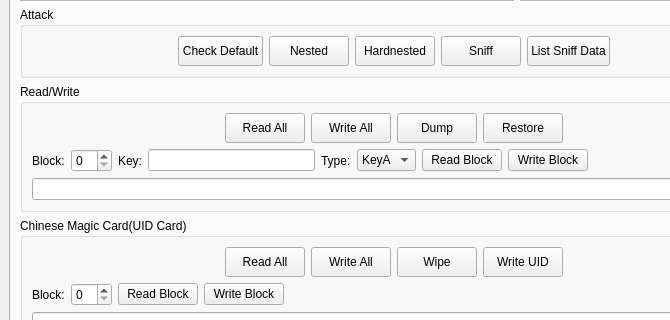
First picture: the form in mainwindow.ui, repository wh201906/Proxmark3GUI, before the edit; both pictures show x 0 to 670 and y 305 to 625 of the 787 by 770 pixel window.
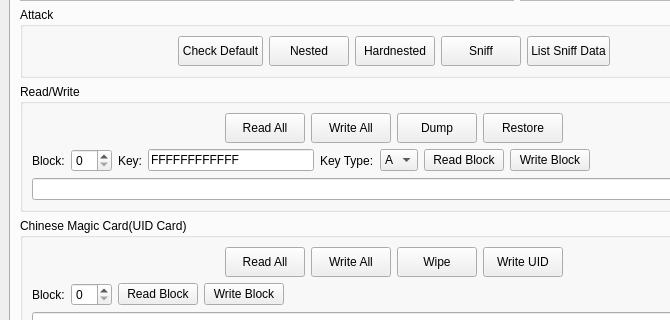
Second picture: the form after the edit.

Commit message: Add MF_ReadBlock/WriteBlock function

Patch:
```diff
--- a/mainwindow.ui
+++ b/mainwindow.ui
@@ -415,12 +415,16 @@
               </widget>
              </item>
              <item>
-              <widget class="QLineEdit" name="MF_RW_keyEdit"/>
+              <widget class="QLineEdit" name="MF_RW_keyEdit">
+               <property name="text">
+                <string>FFFFFFFFFFFF</string>
+               </property>
+              </widget>
              </item>
              <item>
               <widget class="QLabel" name="label_3">
                <property name="text">
-                <string>Type:</string>
+                <string>Key Type:</string>
                </property>
               </widget>
              </item>
@@ -428,12 +432,12 @@
               <widget class="QComboBox" name="MF_RW_keyTypeBox">
                <item>
                 <property name="text">
-                 <string>KeyA</string>
+                 <string>A</string>
                 </property>
                </item>
                <item>
                 <property name="text">
-                 <string>KeyB</string>
+                 <string>B</string>
                 </property>
                </item>
               </widget>
```
The commit also changes 2 other files.
